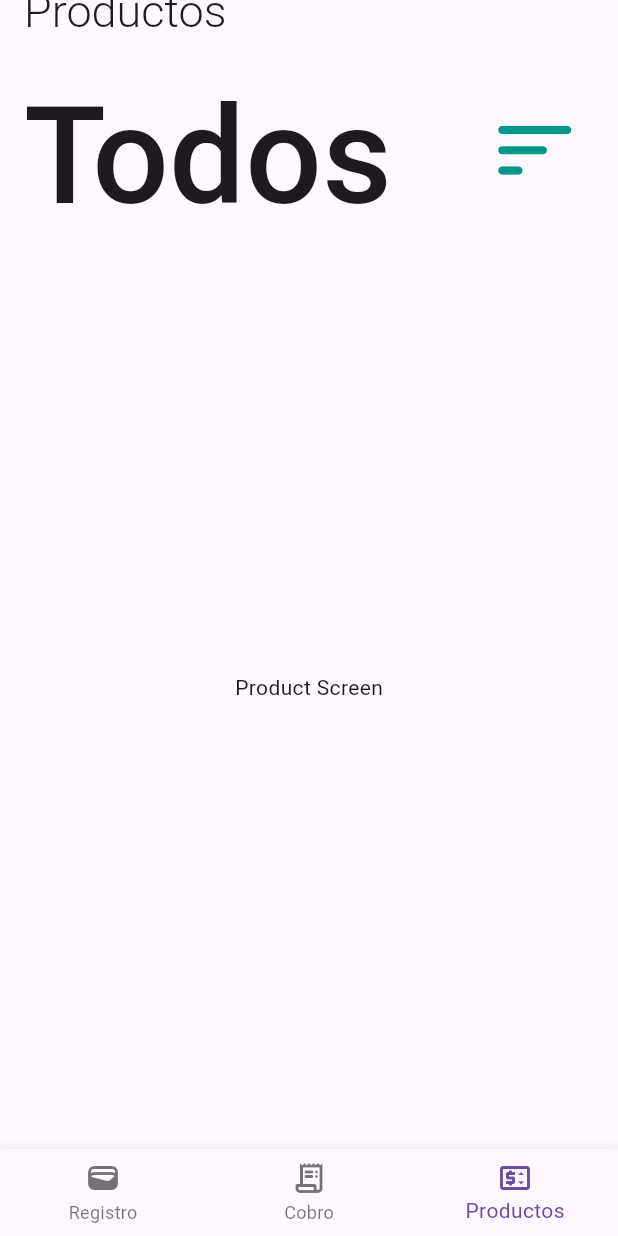
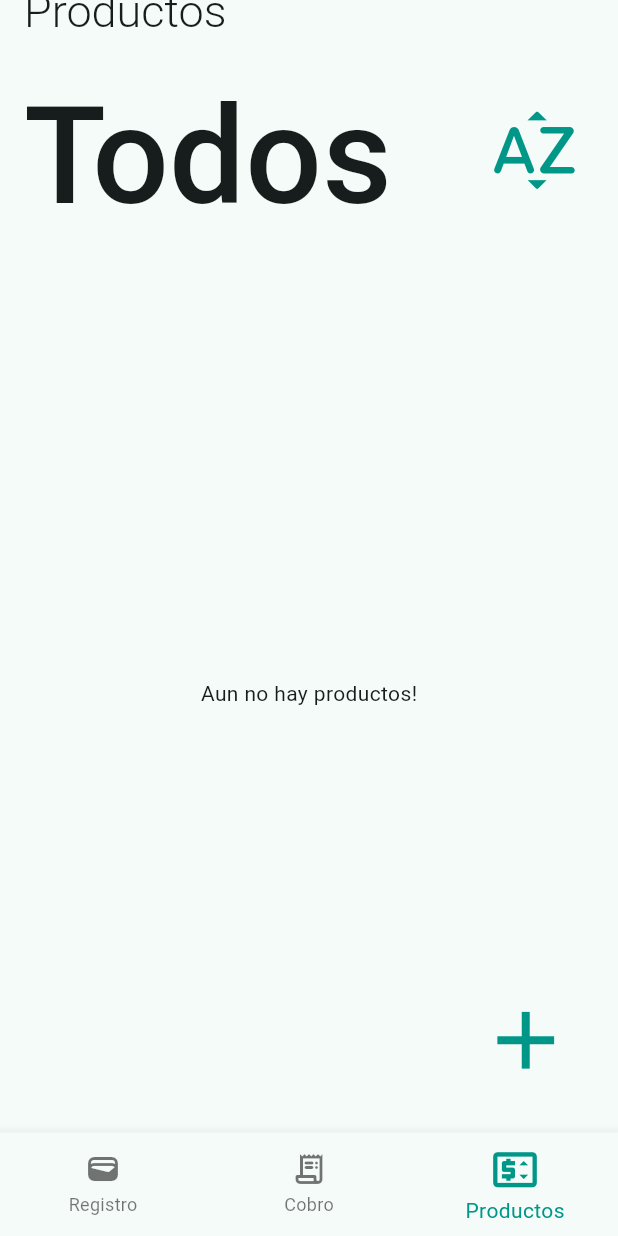
Before and after one commit to SrGnico/cobros_app, a Flutter app: the screen it shows after launch, item 3 of the bottom bar chosen, on a phone screen of 412 x 824 dp. Run offline on Flutter 3.47's test engine with Material 2 defaults, Android fonts, the light colour scheme and no system bars; our stand-ins replace go_router, sqflite; missing offline and left inert: simple_barcode_scanner; accounts and stored records are empty.

Commit message:
qr added and screens

```diff
--- a/lib/config/router/app_router.dart
+++ b/lib/config/router/app_router.dart
@@ -1,6 +1,8 @@
+import 'package:cobros_app/screens/add_product_screen.dart';
 import 'package:cobros_app/screens/cash_screen.dart';
 import 'package:cobros_app/screens/product_screen.dart';
 import 'package:cobros_app/screens/record_screen.dart';
+import 'package:flutter/widgets.dart';
 import 'package:go_router/go_router.dart';
 
 final appRouter = GoRouter(
@@ -10,18 +12,65 @@ final appRouter = GoRouter(
     GoRoute(
       path: '/',
       name: '1',
-      builder: (context, state) => const CashScreen(),
+      pageBuilder: (context, state) {
+        return CustomTransitionPage(
+          child: const CashScreen(),
+          transitionsBuilder: (context, animation, secondaryAnimation, child) {
+            return FadeTransition(
+              opacity: CurveTween(curve: Curves.fastOutSlowIn).animate(animation),
+              child: child,
+            );
+          },
+        );
+      },
     ),
     GoRoute(
       path: '/record',
       name: '0',
-      builder: (context, state) => const RecordScreen(),
+      pageBuilder: (context, state) {
+        return CustomTransitionPage(
+          child: const RecordScreen(),
+          transitionsBuilder: (context, animation, secondaryAnimation, child) {
+            return FadeTransition(
+              opacity: CurveTween(curve: Curves.fastOutSlowIn).animate(animation),
+              child: child,
+            );
+          },
+        );
+      },
     ),
     GoRoute(
       path: '/product',
       name: '2',
-      builder: (context, state) => const ProductScreen(),
-   ),
+      pageBuilder: (context, state) {
+        return CustomTransitionPage(
+          child: const ProductScreen(),
+          transitionsBuilder: (context, animation, secondaryAnimation, child) {
+            return FadeTransition(
+              opacity: CurveTween(curve: Curves.fastOutSlowIn).animate(animation),
+              child: child,
+            );
+          },
+        );
+      },
+      routes: [
+        GoRoute(
+          path: 'add',
+          name: 'add',
+          pageBuilder: (context, state) {
+            return CustomTransitionPage(
+            child: AddProductScreen(),
+              transitionsBuilder: (context, animation, secondaryAnimation, child) {
+                return FadeTransition(
+                  opacity: CurveTween(curve: Curves.fastOutSlowIn).animate(animation),
+                  child: child,
+                );
+              },
+            );
+          },
+        )
+      ]
+    ),
   ],
 
 
--- a/lib/config/theme/app_theme.dart
+++ b/lib/config/theme/app_theme.dart
@@ -5,6 +5,7 @@ class AppTheme {
   ThemeData theme(){
     return ThemeData(
       useMaterial3: true,
+      colorSchemeSeed: Colors.teal
     );
 
   }
--- /dev/null
+++ b/lib/models/category.dart
@@ -0,0 +1,5 @@
+class Category{
+
+  static final List<String> categorias = ['Almacen', 'Lacteos', 'Congelados', 'Bebidas', 'Limpieza', 'Perfumeria'];
+
+}
--- a/lib/screens/product_screen.dart
+++ b/lib/screens/product_screen.dart
@@ -1,8 +1,22 @@
+import 'package:cobros_app/models/product.dart';
+import 'package:cobros_app/services/database_delper.dart';
 import 'package:cobros_app/widgets/bottom_bar.dart';
+import 'package:cobros_app/widgets/future_product_list.dart';
 import 'package:flutter/material.dart';
+import 'package:go_router/go_router.dart';
 
-class ProductScreen extends StatelessWidget {
+class ProductScreen extends StatefulWidget {
+
   const ProductScreen({super.key});
+
+  @override
+  State<ProductScreen> createState() => _ProductScreenState();
+}
+
+class _ProductScreenState extends State<ProductScreen> {
+
+Future<List<Product>?> list = DatabaseHelper.getAllProducts();
+
 
   @override
   Widget build(BuildContext context) {
@@ -34,13 +48,11 @@ class ProductScreen extends StatelessWidget {
           Padding(
             padding: const EdgeInsets.fromLTRB(0,50,10,0),
             child: IconButton(
-              onPressed: () {
-
-              },
+              onPressed: () {},
               icon: const Padding(
                 padding: EdgeInsets.all(5.0),
                 child: Icon(
-                  Icons.sort_rounded,
+                  Icons.sort_by_alpha_rounded,
                   color: Colors.teal,
                   size: 65,
                 ),
@@ -49,7 +61,21 @@ class ProductScreen extends StatelessWidget {
           ),
         ],
       ),
-      body: const Center(child: Text('Product Screen')),
+      body: const FutureProductList(),
+      floatingActionButton:
+        IconButton(
+          onPressed: () {
+            context.goNamed('add');
+          },
+          icon: const Padding(
+            padding: EdgeInsets.all(5.0),
+            child: Icon(
+              Icons.add,
+              color: Colors.teal,
+              size: 65,
+              ),
+            )
+          ),
       bottomNavigationBar: const BottomBar(currentPage: 2),
     );
   }
--- a/lib/services/database_delper.dart
+++ b/lib/services/database_delper.dart
@@ -5,13 +5,13 @@ import 'package:path/path.dart';
 class DatabaseHelper {
 
   static const int _version = 1;
-  static const String _dbName = 'Products.db';
+  static const String _dbName = 'Productos.db';
 
   static Future<Database> _getDB() async {
 
     return openDatabase(join(await getDatabasesPath(),_dbName),
       onCreate: (db, version) async =>
-      await db.execute('CREATE TABLE Products(codigo STRING PRIMARY KEY, descripcion TEXT NOT NULL,categoria TEXT NOT NULL, precio TEXT NOT NULL);'), version: _version,
+      await db.execute('CREATE TABLE Productos(codigo TEXT PRIMARY KEY, descripcion TEXT NOT NULL,categoria TEXT NOT NULL, precio TEXT NOT NULL);'), version: _version,
     );
   }
 
@@ -19,7 +19,7 @@ class DatabaseHelper {
     final db = await _getDB();
 
     return await db.insert(
-      'Products',
+      'Productos',
       product.toJson(),
       conflictAlgorithm: ConflictAlgorithm.replace
     );
@@ -29,7 +29,7 @@ class DatabaseHelper {
     final db = await _getDB();
 
     return await db.update(
-      'Products',
+      'Productos',
       product.toJson(),
       where: 'codigo = ?',
       whereArgs: [product.codigo],
@@ -41,7 +41,7 @@ class DatabaseHelper {
     final db = await _getDB();
 
     return await db.delete(
-      'Products',
+      'Productos',
       where: 'codigo = ?',
       whereArgs: [product.codigo]
     );
@@ -51,7 +51,7 @@ class DatabaseHelper {
 
     final db = await _getDB();
 
-    final List<Map<String, dynamic>> maps = await db.query('Products');
+    final List<Map<String, dynamic>> maps = await db.query('Productos');
 
     if(maps.isEmpty){return null;}
 
@@ -65,11 +65,30 @@ class DatabaseHelper {
     final db = await _getDB();
 
     return await db.query(
-      'Products',
+      'Productos',
       where: 'codigo = ?',
       whereArgs: [codigo]
     );
 
   }
 
+   static Future getProductByCategoria(String categoria) async{
+
+    final db = await _getDB();
+
+    return await db.query(
+      'Products',
+      where: 'categoria = ?',
+      whereArgs: [categoria]
+    );
+
+  }
+
+
+  static Future deleteDb()async{
+    final db = await _getDB();
+
+    return db.execute('DROP TABLE Products');
+
+  }
 }
--- a/lib/widgets/bottom_bar.dart
+++ b/lib/widgets/bottom_bar.dart
@@ -16,6 +16,8 @@ class _BottomBarState extends State<BottomBar> {
   Widget build(BuildContext context) {
     return BottomNavigationBar(
       currentIndex: widget.currentPage,
+      selectedItemColor:Colors.teal,
+      selectedIconTheme: const IconThemeData(size: 35),
       onTap:(value) {
         context.goNamed('$value');
       },
--- /dev/null
+++ b/lib/widgets/future_product_list.dart
@@ -0,0 +1,49 @@
+import 'package:cobros_app/models/product.dart';
+import 'package:cobros_app/services/database_delper.dart';
+import 'package:cobros_app/widgets/product_cart_item.dart';
+import 'package:flutter/material.dart';
+
+class FutureProductList extends StatelessWidget {
+  final String? title;
+  const FutureProductList({super.key, this.title});
+
+  @override
+  Widget build(BuildContext context){
+    return Column(
+      crossAxisAlignment: CrossAxisAlignment.start,
+      children: [
+        const SizedBox(height: 20),
+        (title != '')? const SizedBox():
+        Padding(
+          padding: const EdgeInsets.symmetric(horizontal: 18),
+          child: Text(title!,
+            style: const TextStyle(
+              fontSize: 30,
+              fontWeight: FontWeight.w400,
+            ),
+          ),
+        ),
+        Expanded(
+          child: FutureBuilder(
+            future: DatabaseHelper.getAllProducts(),
+            builder: (context,AsyncSnapshot<List<Product>?> snapshot){
+              if(snapshot.connectionState == ConnectionState.waiting){
+                return const Center(child: CircularProgressIndicator());
+              }
+              if(snapshot.hasData){
+                return ListView.builder(
+                  itemCount: snapshot.data!.length,
+                  itemBuilder: (context, index) {
+                    final item = snapshot.data![index];
+                    return ProductCartItem(product: item);
+                  },
+                );
+              }
+              else{return const Center(child: Text('Aun no hay productos!'),);}
+            },
+          ),
+        ),
+      ],
+    );
+  }
+}
--- a/pubspec.yaml
+++ b/pubspec.yaml
@@ -11,6 +11,7 @@ dependencies:
   flutter:
     sdk: flutter
   go_router: ^10.0.0
+  simple_barcode_scanner: ^0.0.8
   sqflite: ^2.3.0
 
 dev_dependencies:
```
Also changed, not shown: lib/models/category_colors.dart (added, +15 -0 lines), lib/models/category_icons.dart (added, +15 -0 lines), lib/screens/add_product_screen.dart (added, +191 -0 lines), lib/screens/cash_screen.dart (+23 -7 lines), lib/screens/record_screen.dart (+45 -3 lines), lib/widgets/product_cart_item.dart (added, +74 -0 lines), lib/widgets/product_list.dart (added, +45 -0 lines), pubspec.lock, 2 other files.
